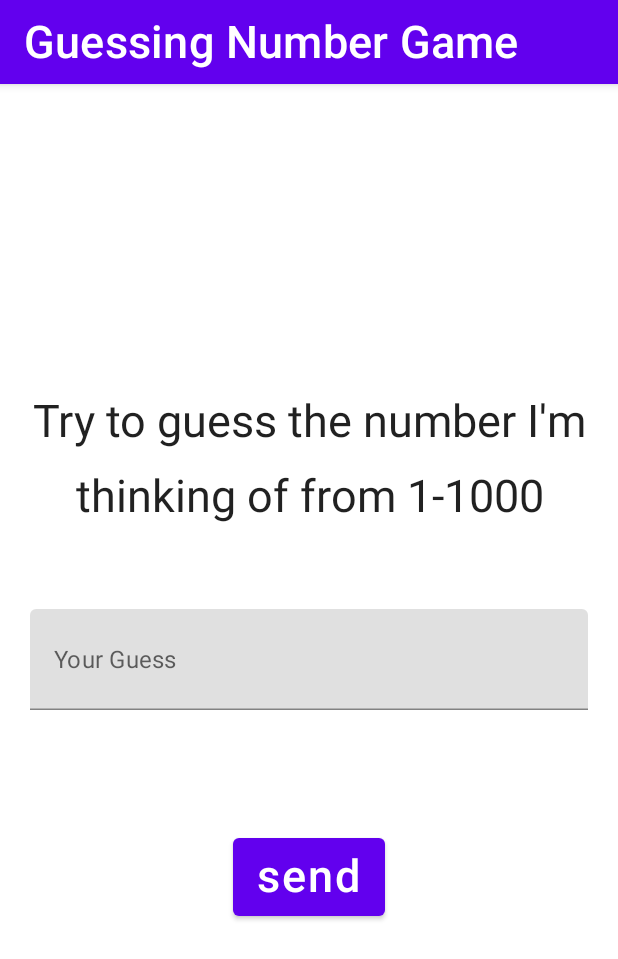
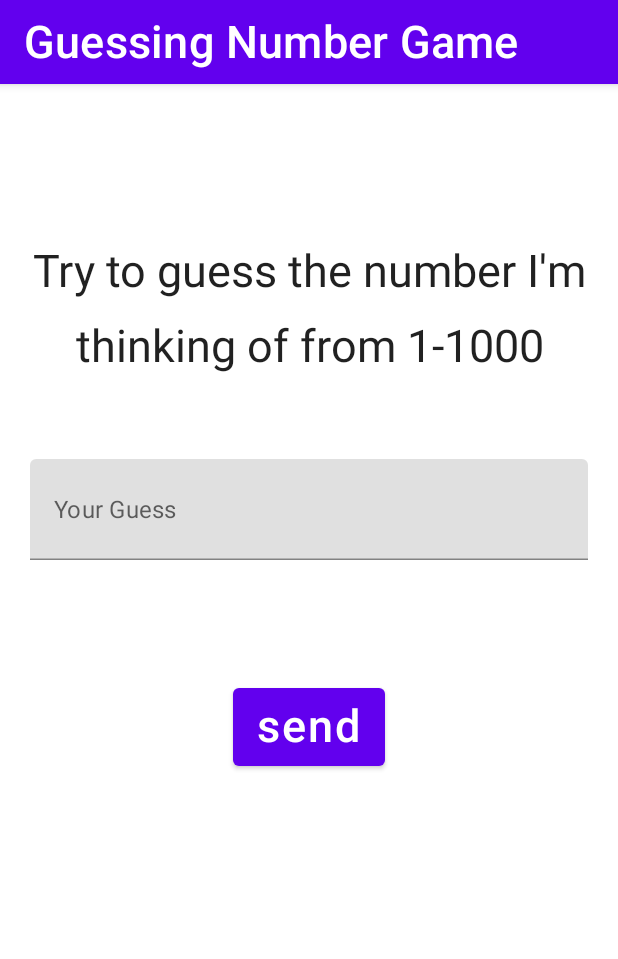
Before and after one commit to TawanPss/SF333AS1, an Android app built with Jetpack Compose: the screen it shows after launch (MainActivity), on a phone screen of 412 x 824 dp. Shown: the top 959 px of the screen. Run offline under Robolectric (Android 15) with nearby library versions, the phone set to English and light mode, and no system bars.

Commit message:
higher UI for keyboard

```diff
--- a/app/src/main/java/com/example/numguess/MainActivity.kt
+++ b/app/src/main/java/com/example/numguess/MainActivity.kt
@@ -68,14 +68,14 @@ fun Fillbox(message: String, modifier: Modifier = Modifier) {
     Column(
         verticalArrangement = Arrangement.Top,
         horizontalAlignment = Alignment.CenterHorizontally,
-        modifier = modifier.padding(top = 100.dp)
+        modifier = modifier.padding(top = 50.dp)
     ) {
         Text(
             text = message,
             fontSize = 30.sp,
             lineHeight = 50.sp,
             textAlign = TextAlign.Center,
-            modifier = modifier.padding(top = 100.dp)
+            modifier = modifier.padding(top = 50.dp)
         )
         EditNumberField(
             modifier = Modifier
```
